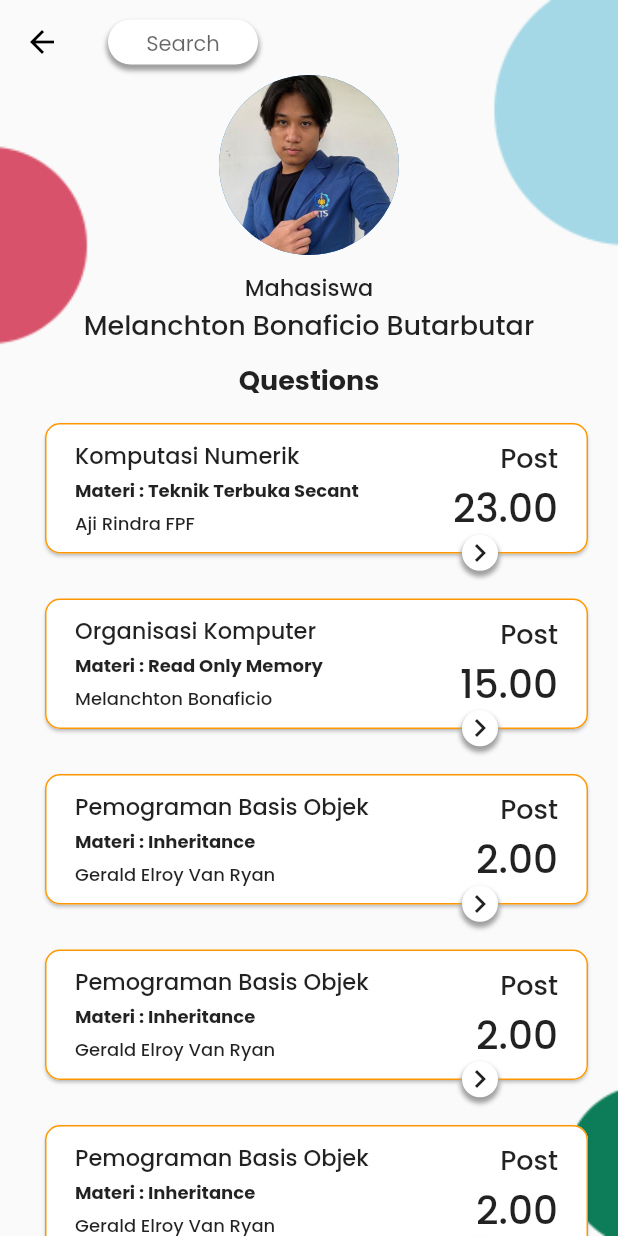
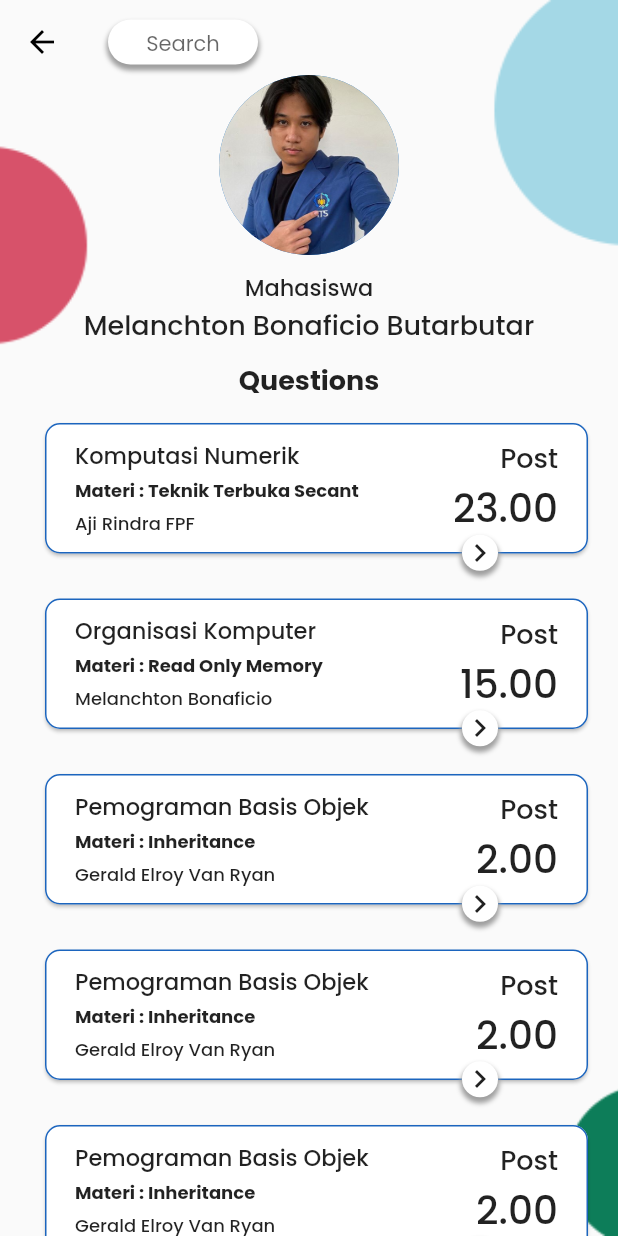
Before and after one commit to ADryInkCartridge/TCaptiosus, a Flutter app: the HomePage screen opened by its route, on a phone screen of 412 x 824 dp. Run offline on Flutter 3.47's test engine with Material 2 defaults, Android fonts, the phone set to English and light mode, and no system bars.

Commit message:
Warna Warni time

```diff
--- a/lib/Card/HomeCard.dart
+++ b/lib/Card/HomeCard.dart
@@ -1,3 +1,5 @@
+import 'dart:math';
+
 import 'CardCons.dart';
 import 'package:flutter/material.dart';
 
@@ -9,6 +11,13 @@ class SubjectCard extends StatelessWidget {
 }
 
 Widget subjectList(BuildContext context) {
+  Color generateRandomColor() {
+    Random random = Random();
+
+    return Color.fromARGB(
+        255, random.nextInt(256), random.nextInt(256), random.nextInt(256));
+  }
+
   List<Subjects> items = [
     Subjects(
         nama: "Aji Rindra FPF",
@@ -46,7 +55,7 @@ Widget subjectList(BuildContext context) {
             Card(
               margin: EdgeInsets.fromLTRB(30, 15, 20, 15),
               shape: RoundedRectangleBorder(
-                side: BorderSide(color: Colors.orange, width: 1),
+                side: BorderSide(color: generateRandomColor(), width: 1),
                 borderRadius: BorderRadius.circular(10.0),
               ),
               child: Row(
```
